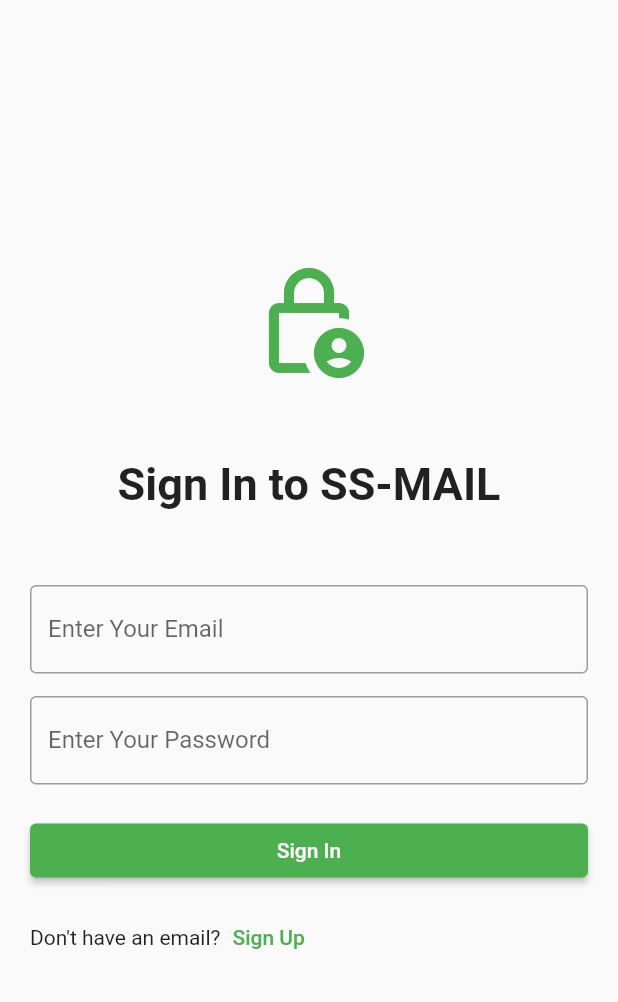
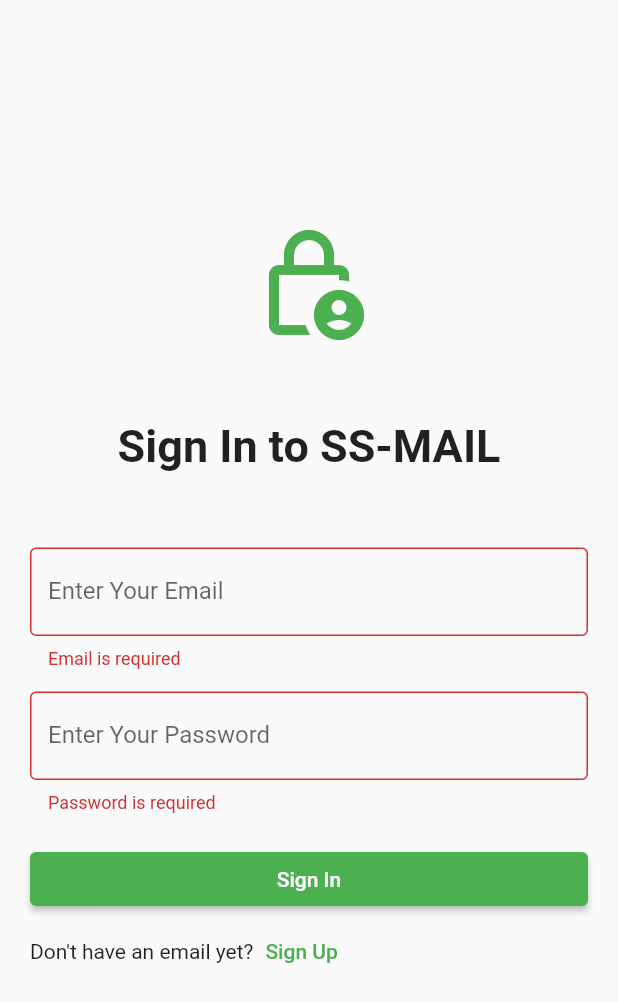
Before and after one commit to ShovonSikder/ssmail, a Flutter app: the screen it shows after launch, after a tap on "Sign In", on a phone screen of 412 x 824 dp. Shown: the top 1002 px of the screen. Run offline on Flutter 3.47's test engine with Material 2 defaults, Android fonts, the phone set to English and light mode, and no system bars; our stand-ins replace firebase_auth, firebase_core, flutter_easyloading; accounts and stored records are empty.

Commit message:
email model toMap, fromMap modified, category property included|| sign in page modified

```diff
--- a/lib/main.dart
+++ b/lib/main.dart
@@ -1,5 +1,6 @@
 import 'package:firebase_core/firebase_core.dart';
 import 'package:flutter/material.dart';
+import 'package:flutter_easyloading/flutter_easyloading.dart';
 import 'package:ssmail/pages/launcher_page.dart';
 import 'package:ssmail/pages/sign_in_page.dart';
 import 'package:ssmail/pages/sign_up_page.dart';
@@ -18,10 +19,12 @@ class MyApp extends StatelessWidget {
   @override
   Widget build(BuildContext context) {
     return MaterialApp(
+      debugShowCheckedModeBanner: true,
       title: 'Flutter Demo',
       theme: ThemeData(
         primarySwatch: Colors.green,
       ),
+      builder: EasyLoading.init(),
       routes: {
         LauncherPage.routeName: (context) => const LauncherPage(),
         ViewEmailPage.routeName: (context) => const ViewEmailPage(),
--- a/lib/pages/sign_in_page.dart
+++ b/lib/pages/sign_in_page.dart
@@ -1,6 +1,7 @@
 //this page use to take user input for sign in to the app
 
 import 'package:flutter/material.dart';
+import 'package:flutter_easyloading/flutter_easyloading.dart';
 import 'package:ssmail/pages/sign_up_page.dart';
 
 class SignInPage extends StatefulWidget {
@@ -16,10 +17,11 @@ class _SignInPageState extends State<SignInPage> {
   final _emailController = TextEditingController();
   final _passwordController = TextEditingController();
 
+  String errMsg = '';
+
   @override
   Widget build(BuildContext context) {
-    return SafeArea(
-      child: Scaffold(
+    return Scaffold(
       // appBar: AppBar(
       //   title: const Text('SignIn'),
       // ),
@@ -30,6 +32,9 @@ class _SignInPageState extends State<SignInPage> {
             shrinkWrap: true,
             padding: const EdgeInsets.all(20),
             children: [
+              const SizedBox(
+                height: 20,
+              ),
               const Icon(
                 Icons.lock_person_outlined,
                 color: Colors.green,
@@ -92,13 +97,9 @@ class _SignInPageState extends State<SignInPage> {
                 ),
               ),
 
-                const SizedBox(
-                  height: 10,
-                ),
-
               Row(
                 children: [
-                    const Text('Don\'t have an email?'),
+                  const Text('Don\'t have an email yet?'),
                   TextButton(
                     onPressed: () {
                       Navigator.pushNamed(context, SignUpPage.routeName);
@@ -108,9 +109,19 @@ class _SignInPageState extends State<SignInPage> {
                     ),
                   ),
                 ],
-                )
+              ),
+
+              //error message box
+              Padding(
+                padding: const EdgeInsets.symmetric(vertical: 10),
+                child: Text(
+                  errMsg,
+                  style: const TextStyle(
+                    color: Colors.red,
+                  ),
+                ),
+              ),
             ],
-            ),
           ),
         ),
       ),
@@ -124,5 +135,10 @@ class _SignInPageState extends State<SignInPage> {
     super.dispose();
   }
 
-  void _signInToApp() {}
+  void _signInToApp() {
+    if (_formKey.currentState!.validate()) {
+      FocusManager.instance.primaryFocus?.unfocus();
+      // EasyLoading.show();
     }
+  }
+}
--- a/pubspec.yaml
+++ b/pubspec.yaml
@@ -40,6 +40,7 @@ dependencies:
   firebase_auth:
   cloud_firestore:
   provider:
+  flutter_easyloading:
 
 dev_dependencies:
   flutter_test:
```
Also changed, not shown: lib/models/email_model.dart (+12 -2 lines), pubspec.lock. Lines whose indentation alone changed are shown as unchanged.
